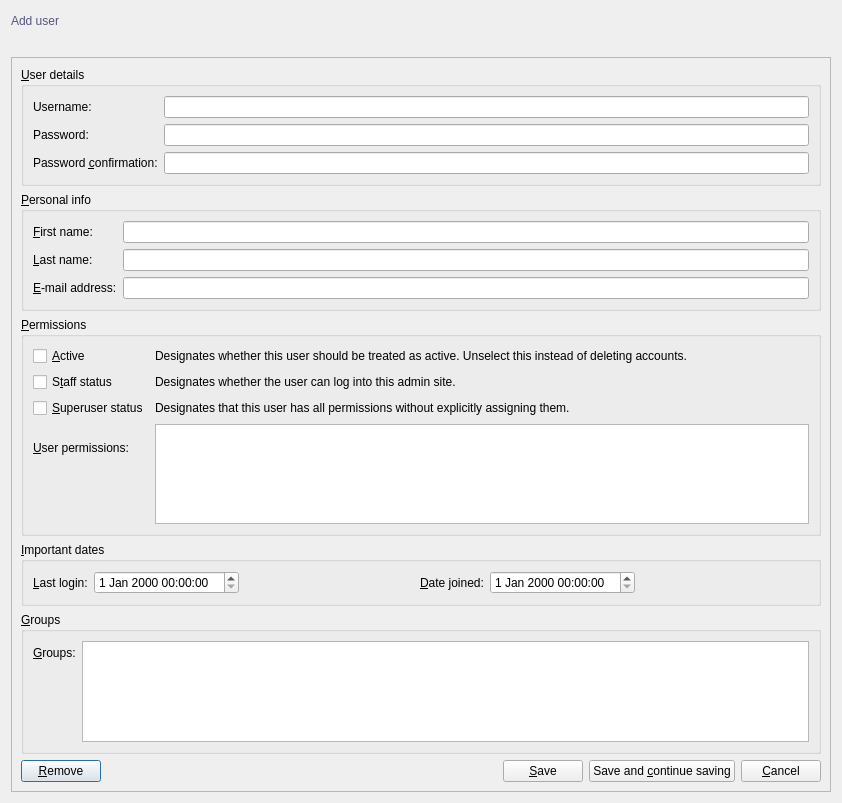
The window that code/c++/gui/qt4/app-auth-and-session/src/resources/ui/userform.ui (nycholas/nycholas) describes before a commit, drawn with Qt 5.
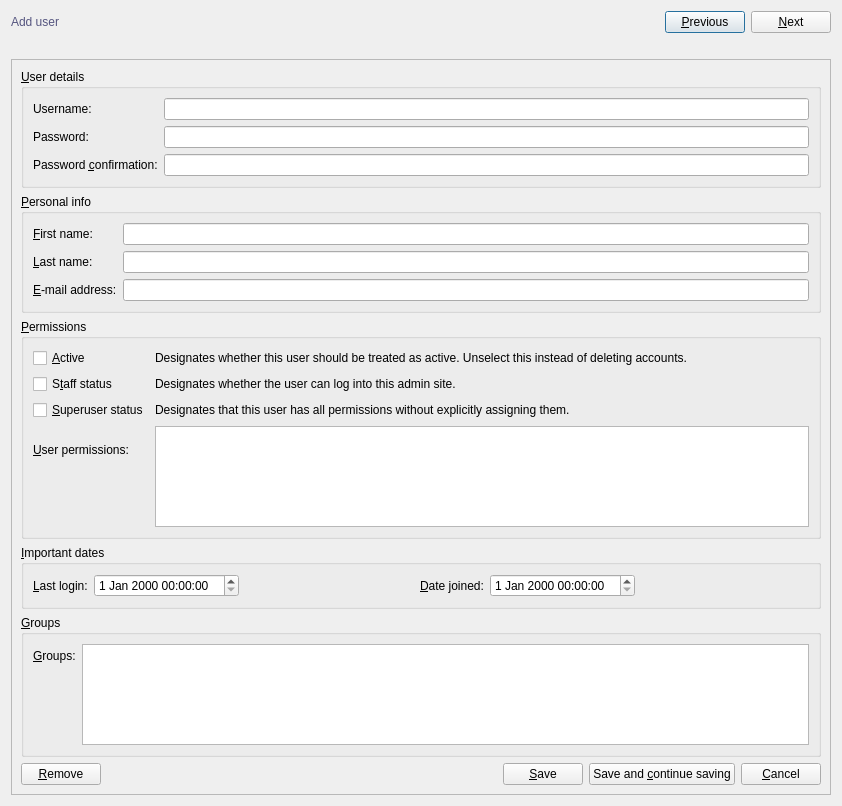
The same window after the commit. Icons and pictures are not drawn.

The edit to the form file:
```diff
--- a/code/c++/gui/qt4/app-auth-and-session/src/resources/ui/userform.ui
+++ b/code/c++/gui/qt4/app-auth-and-session/src/resources/ui/userform.ui
@@ -7,7 +7,7 @@
     <x>0</x>
     <y>0</y>
     <width>842</width>
-    <height>803</height>
+    <height>806</height>
    </rect>
   </property>
   <property name="windowTitle">
@@ -44,6 +44,34 @@
        </property>
       </spacer>
      </item>
+     <item>
+      <widget class="QPushButton" name="previousPushButton">
+       <property name="text">
+        <string>&amp;Previous</string>
+       </property>
+       <property name="icon">
+        <iconset resource="resources.qrc">
+         <normaloff>:/default/static/default/icons/22x22/go-previous.png</normaloff>:/default/static/default/icons/22x22/go-previous.png</iconset>
+       </property>
+       <property name="shortcut">
+        <string>Ctrl+Right, Ctrl+PgDown</string>
+       </property>
+      </widget>
+     </item>
+     <item>
+      <widget class="QPushButton" name="nextPushButton">
+       <property name="text">
+        <string>&amp;Next</string>
+       </property>
+       <property name="icon">
+        <iconset resource="resources.qrc">
+         <normaloff>:/default/static/default/icons/22x22/go-next.png</normaloff>:/default/static/default/icons/22x22/go-next.png</iconset>
+       </property>
+       <property name="shortcut">
+        <string>Ctrl+Left, Ctrl+PgUp</string>
+       </property>
+      </widget>
+     </item>
     </layout>
    </item>
    <item row="1" column="0">
```
Left out of the diff: 13 changed lines with no effect on the pictures.
